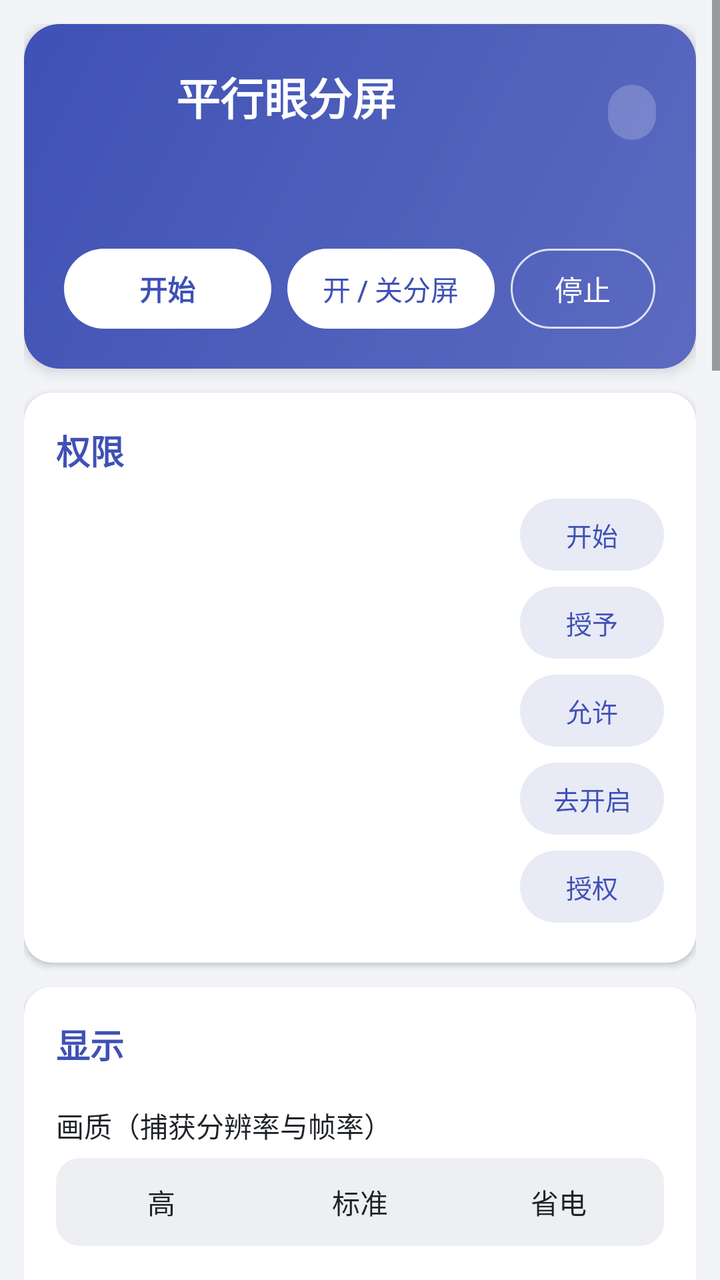
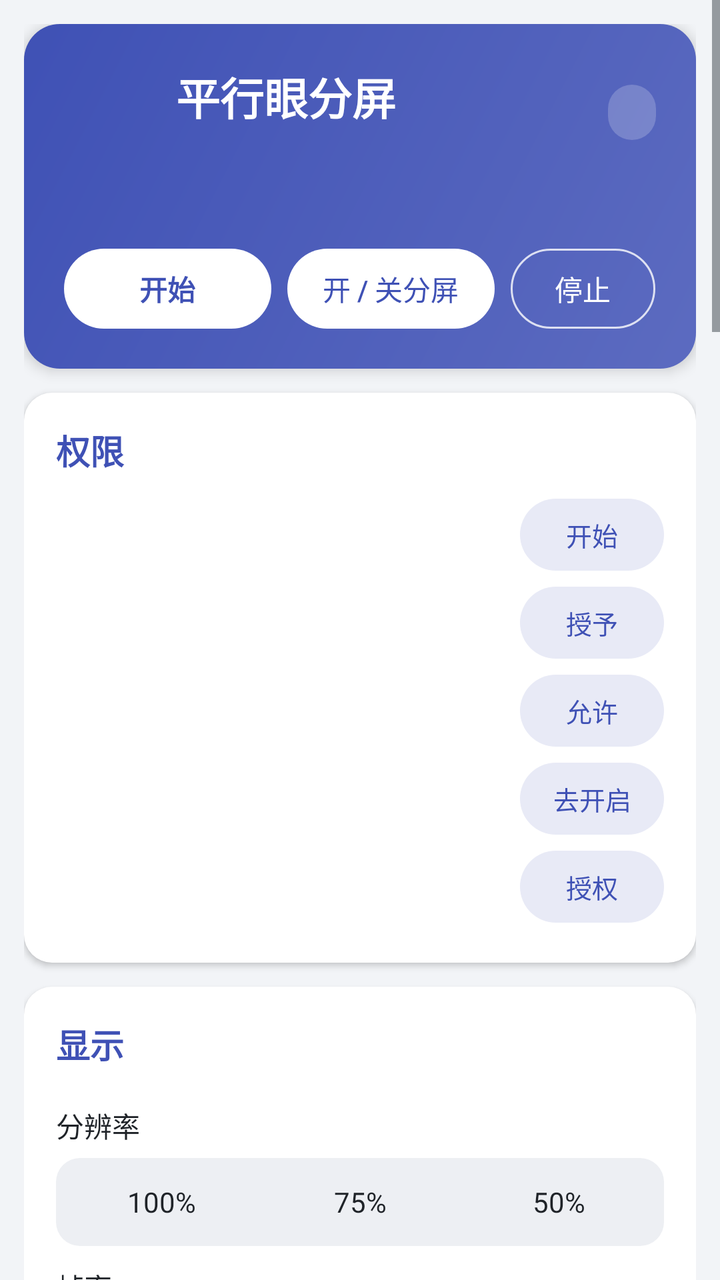

An Android layout rendered at two revisions. The XML below is the earlier revision; the diff shows what the commit changed to produce the second picture.
<!-- AndroidManifest.xml: application theme AppTheme -->
<!-- res/layout/activity_main.xml -->
<?xml version="1.0" encoding="utf-8"?>
<ScrollView xmlns:android="http://schemas.android.com/apk/res/android" android:layout_width="match_parent" android:layout_height="match_parent" android:background="@color/bg" android:fitsSystemWindows="true">
<LinearLayout android:layout_width="match_parent" android:layout_height="wrap_content" android:orientation="vertical" android:padding="12dp">
<LinearLayout android:layout_width="match_parent" android:layout_height="wrap_content" android:orientation="vertical" android:background="@drawable/header_bg" android:padding="20dp" android:layout_marginBottom="12dp" android:elevation="4dp">
<LinearLayout android:layout_width="match_parent" android:layout_height="wrap_content" android:orientation="horizontal" android:gravity="center_vertical">
<ImageView android:layout_width="44dp" android:layout_height="44dp" android:src="@mipmap/ic_launcher" android:layout_marginRight="12dp" />
<LinearLayout android:layout_width="0dp" android:layout_weight="1" android:layout_height="wrap_content" android:orientation="vertical">
<TextView android:layout_width="wrap_content" android:layout_height="wrap_content" android:text="@string/app_name" android:textSize="22sp" android:textStyle="bold" android:textColor="#FFFFFFFF" />
<TextView android:id="@+id/version" android:layout_width="wrap_content" android:layout_height="wrap_content" android:textSize="12sp" android:textColor="#CCFFFFFF" />
</LinearLayout>
<TextView android:id="@+id/status" android:layout_width="wrap_content" android:layout_height="wrap_content" android:background="@drawable/chip_bg" android:paddingLeft="12dp" android:paddingRight="12dp" android:paddingTop="5dp" android:paddingBottom="5dp" android:textSize="13sp" android:textColor="#FFFFFFFF" />
</LinearLayout>
<TextView android:id="@+id/statusDetail" android:layout_width="match_parent" android:layout_height="wrap_content" android:textSize="13sp" android:textColor="#E6FFFFFF" android:paddingTop="12dp" />
<LinearLayout android:layout_width="match_parent" android:layout_height="wrap_content" android:orientation="horizontal" android:paddingTop="14dp">
<Button android:id="@+id/btnStart" android:layout_width="0dp" android:layout_weight="1" android:layout_height="40dp" android:background="@drawable/btn_white" android:textColor="@color/accent" android:textStyle="bold" android:stateListAnimator="@null" android:text="开始" />
<Button android:id="@+id/btnToggle" android:layout_width="0dp" android:layout_weight="1" android:layout_height="40dp" android:layout_marginLeft="8dp" android:background="@drawable/btn_white" android:textColor="@color/accent" android:stateListAnimator="@null" android:text="开 / 关分屏" />
<Button android:id="@+id/btnStop" android:layout_width="0dp" android:layout_weight="0.7" android:layout_height="40dp" android:layout_marginLeft="8dp" android:background="@drawable/btn_ghost" android:textColor="#FFFFFFFF" android:stateListAnimator="@null" android:text="停止" />
</LinearLayout>
</LinearLayout>
<LinearLayout style="@style/Card">
<TextView style="@style/CardTitle" android:text="权限" />
<LinearLayout android:layout_width="match_parent" android:layout_height="wrap_content" android:orientation="horizontal" android:gravity="center_vertical" android:minHeight="44dp">
<TextView android:id="@+id/stCapture" style="@style/PermStatus" />
<Button android:id="@+id/btnStart2" style="@style/TonalBtn" android:text="开始" />
</LinearLayout>
<LinearLayout android:layout_width="match_parent" android:layout_height="wrap_content" android:orientation="horizontal" android:gravity="center_vertical" android:minHeight="44dp">
<TextView android:id="@+id/stOverlay" style="@style/PermStatus" />
<Button android:id="@+id/btnOverlayPerm" style="@style/TonalBtn" android:text="授予" />
</LinearLayout>
<LinearLayout android:layout_width="match_parent" android:layout_height="wrap_content" android:orientation="horizontal" android:gravity="center_vertical" android:minHeight="44dp">
<TextView android:id="@+id/stNotif" style="@style/PermStatus" />
<Button android:id="@+id/btnNotifPerm" style="@style/TonalBtn" android:text="允许" />
</LinearLayout>
<LinearLayout android:layout_width="match_parent" android:layout_height="wrap_content" android:orientation="horizontal" android:gravity="center_vertical" android:minHeight="44dp">
<TextView android:id="@+id/a11yStatus" style="@style/PermStatus" />
<Button android:id="@+id/btnA11y" style="@style/TonalBtn" android:text="去开启" />
</LinearLayout>
<LinearLayout android:layout_width="match_parent" android:layout_height="wrap_content" android:orientation="horizontal" android:gravity="center_vertical" android:minHeight="44dp">
<TextView android:id="@+id/stShizuku" style="@style/PermStatus" />
<Button android:id="@+id/btnShizuku" style="@style/TonalBtn" android:text="授权" />
</LinearLayout>
</LinearLayout>
<LinearLayout style="@style/Card">
<TextView style="@style/CardTitle" android:text="显示" />
<TextView style="@style/Label" android:text="画质（捕获分辨率与帧率）" />
<RadioGroup android:id="@+id/qualityGroup" style="@style/SegGroup">
<RadioButton android:id="@+id/qHigh" style="@style/Seg" android:text="高" />
<RadioButton android:id="@+id/qStd" style="@style/Seg" android:text="标准" />
<RadioButton android:id="@+id/qSaver" style="@style/Seg" android:text="省电" />
</RadioGroup>
<TextView style="@style/Hint" android:id="@+id/qualityHint" />
<View style="@style/Divider" />
<TextView style="@style/Label" android:text="@string/fit_title" />
<RadioGroup android:id="@+id/fitGroup" style="@style/SegGroup">
<RadioButton android:id="@+id/fitFill" style="@style/Seg" android:text="填满" />
<RadioButton android:id="@+id/fitContain" style="@style/Seg" android:text="完整显示" />
</RadioGroup>
<TextView style="@style/Hint" android:id="@+id/fitHint" />
<View style="@style/Divider" />
<Switch android:id="@+id/chkDots" style="@style/PillSwitch" android:text="显示对焦红圈" />
<Switch android:id="@+id/swFps" style="@style/PillSwitch" android:text="显示帧率（调试用）" />
<View style="@style/Divider" />
<TextView android:id="@+id/lblSize" style="@style/Label" />
<SeekBar android:id="@+id/seekSize" android:layout_width="match_parent" android:layout_height="wrap_content" android:paddingTop="6dp" android:paddingBottom="6dp" />
<TextView android:id="@+id/lblOffset" style="@style/Label" />
<SeekBar android:id="@+id/seekOffset" android:layout_width="match_parent" android:layout_height="wrap_content" android:paddingTop="6dp" android:paddingBottom="6dp" />
</LinearLayout>
<LinearLayout style="@style/Card">
<TextView style="@style/CardTitle" android:text="分屏" />
<TextView android:id="@+id/lblSep" style="@style/Label" />
<SeekBar android:id="@+id/seekSep" android:layout_width="match_parent" android:layout_height="wrap_content" android:paddingTop="6dp" android:paddingBottom="6dp" />
<View style="@style/Divider" />
<TextView style="@style/Label" android:text="@string/orient_title" />
<RadioGroup android:id="@+id/orientGroup" style="@style/SegGroup">
<RadioButton android:id="@+id/orientForce" style="@style/Seg" android:text="强制横屏" />
<RadioButton android:id="@+id/orientFollow" style="@style/Seg" android:text="跟随系统" />
</RadioGroup>
<TextView style="@style/Hint" android:id="@+id/orientHint" />
<TextView style="@style/Label" android:text="横屏方向" />
<RadioGroup android:id="@+id/dirGroup" style="@style/SegGroup">
<RadioButton android:id="@+id/dirAuto" style="@style/Seg" android:text="@string/dir_auto" />
<RadioButton android:id="@+id/dirLeft" style="@style/Seg" android:text="@string/dir_left" />
<RadioButton android:id="@+id/dirRight" style="@style/Seg" android:text="@string/dir_right" />
</RadioGroup>
<TextView style="@style/Hint" android:text="@string/dir_help" />
</LinearLayout>
<LinearLayout style="@style/Card">
<TextView style="@style/CardTitle" android:text="交互操控" />
<Switch android:id="@+id/swGestures" style="@style/PillSwitch" android:text="快捷手势" />
<TextView style="@style/Hint" android:id="@+id/gestureHelp" />
<View style="@style/Divider" />
<TextView style="@style/Label" android:text="可操控半屏 · 操控方式" />
<RadioGroup android:id="@+id/methodGroup" style="@style/SegGroup">
<RadioButton android:id="@+id/methodOff" style="@style/Seg" android:text="关闭" />
<RadioButton android:id="@+id/methodA11y" style="@style/Seg" android:text="无障碍回放" />
<RadioButton android:id="@+id/methodShizuku" style="@style/Seg" android:text="Shizuku 实时" />
</RadioGroup>
<TextView android:id="@+id/methodStatus" android:layout_width="match_parent" android:layout_height="wrap_content" android:textSize="14sp" android:paddingTop="8dp" />
<TextView style="@style/Hint" android:id="@+id/methodHelp" />
<TextView style="@style/Label" android:text="可操控的一侧" />
<RadioGroup android:id="@+id/controlGroup" style="@style/SegGroup">
<RadioButton android:id="@+id/controlLeft" style="@style/Seg" android:text="左半屏" />
<RadioButton android:id="@+id/controlRight" style="@style/Seg" android:text="右半屏" />
</RadioGroup>
<TextView style="@style/Hint" android:id="@+id/comboHint" />
<LinearLayout android:layout_width="match_parent" android:layout_height="wrap_content" android:orientation="horizontal" android:paddingTop="8dp">
<Button android:id="@+id/btnShizukuApp" style="@style/TonalBtn" android:layout_width="0dp" android:layout_weight="1" android:layout_marginLeft="0dp" android:layout_marginRight="6dp" android:text="Shizuku 下载/打开" />
<Button android:id="@+id/btnAppInfo" style="@style/TonalBtn" android:layout_width="0dp" android:layout_weight="1" android:layout_marginLeft="0dp" android:layout_marginRight="6dp" android:text="@string/btn_app_info" />
</LinearLayout>
<TextView style="@style/Hint" android:id="@+id/controlHelp" />
</LinearLayout>
<LinearLayout style="@style/Card">
<TextView style="@style/CardTitle" android:text="刷新" />
<TextView style="@style/Label" android:text="刷新方式（防止“画中画”无限套娃）" />
<RadioGroup android:id="@+id/modeGroup" style="@style/SegGroup">
<RadioButton android:id="@+id/modeLive" style="@style/Seg" android:text="实时" />
<RadioButton android:id="@+id/modeInterval" style="@style/Seg" android:text="间歇刷新" />
</RadioGroup>
<TextView style="@style/Hint" android:id="@+id/modeHint" />
<TextView android:id="@+id/lblInterval" style="@style/Label" />
<SeekBar android:id="@+id/seekInterval" android:layout_width="match_parent" android:layout_height="wrap_content" android:paddingTop="6dp" android:paddingBottom="6dp" />
</LinearLayout>
<LinearLayout style="@style/Card">
<TextView style="@style/CardTitle" android:text="关于" />
<Button android:id="@+id/btnReset" style="@style/TonalBtn" android:layout_marginLeft="0dp" android:text="恢复默认参数" />
<TextView style="@style/Hint" android:id="@+id/help" />
</LinearLayout>
</LinearLayout>
</ScrollView>
<!-- resources referenced by this layout -->
<resources>
  <color name="accent">#FF3F51B5</color>
  <color name="bg">#FFF2F4F7</color>
  <!-- drawable chip_bg (drawable) -->
  <?xml version="1.0" encoding="utf-8"?>
  <shape xmlns:android="http://schemas.android.com/apk/res/android" android:shape="rectangle">
      <solid android:color="#33FFFFFF"/><corners android:radius="14dp"/>
  </shape>
  <!-- drawable header_bg (drawable) -->
  <?xml version="1.0" encoding="utf-8"?>
  <shape xmlns:android="http://schemas.android.com/apk/res/android" android:shape="rectangle">
      <gradient android:startColor="#FF3F51B5" android:endColor="#FF5C6BC0" android:angle="315"/>
      <corners android:radius="18dp"/>
  </shape>
  <!-- mipmap ic_launcher (mipmap-anydpi-v26) -->
  <?xml version="1.0" encoding="utf-8"?>
  <adaptive-icon xmlns:android="http://schemas.android.com/apk/res/android">
      <background android:drawable="@color/ic_bg" />
      <foreground android:drawable="@drawable/ic_fg" />
  </adaptive-icon>
  <string name="app_name">平行眼分屏</string>
  <string name="btn_app_info">应用信息</string>
  <string name="dir_auto">自动</string>
  <string name="dir_help">向左：手机逆时针转，顶部朝左；向右：手机顺时针转，顶部朝右。自动：根据重力感应判断。</string>
  <string name="dir_left">向左</string>
  <string name="dir_right">向右</string>
  <string name="fit_title">画面适配</string>
  <string name="orient_title">分屏方向</string>
  <style name="CardTitle">
          <item name="android:layout_width">match_parent</item>
          <item name="android:layout_height">wrap_content</item>
          <item name="android:textSize">17sp</item>
          <item name="android:textStyle">bold</item>
          <item name="android:textColor">@color/accent</item>
          <item name="android:paddingBottom">8dp</item>
      </style>
  <style name="Divider">
          <item name="android:layout_width">match_parent</item>
          <item name="android:layout_height">1dp</item>
          <item name="android:background">@color/divider</item>
          <item name="android:layout_marginTop">10dp</item>
          <item name="android:layout_marginBottom">2dp</item>
      </style>
  <style name="Hint">
          <item name="android:layout_width">match_parent</item>
          <item name="android:layout_height">wrap_content</item>
          <item name="android:textSize">12sp</item>
          <item name="android:textColor">@color/text2</item>
          <item name="android:lineSpacingExtra">2dp</item>
          <item name="android:paddingTop">2dp</item>
      </style>
  <style name="Label">
          <item name="android:layout_width">match_parent</item>
          <item name="android:layout_height">wrap_content</item>
          <item name="android:textSize">14sp</item>
          <item name="android:textColor">@color/text</item>
          <item name="android:paddingTop">10dp</item>
      </style>
  <style name="PermStatus">
          <item name="android:layout_width">0dp</item>
          <item name="android:layout_weight">1</item>
          <item name="android:layout_height">wrap_content</item>
          <item name="android:textSize">14sp</item>
          <item name="android:layout_gravity">center_vertical</item>
      </style>
  <color name="ic_bg">#FF101418</color>
  <!-- drawable card_bg (drawable) -->
  <?xml version="1.0" encoding="utf-8"?>
  <shape xmlns:android="http://schemas.android.com/apk/res/android" android:shape="rectangle">
      <solid android:color="@color/card" />
      <corners android:radius="14dp" />
  </shape>
  <color name="divider">#FFE3E6EA</color>
  <color name="text2">#FF5F6670</color>
  <color name="text">#FF1F2328</color>
  <!-- drawable seg_group_bg (drawable) -->
  <?xml version="1.0" encoding="utf-8"?>
  <shape xmlns:android="http://schemas.android.com/apk/res/android" android:shape="rectangle">
      <solid android:color="#FFEDEFF3"/><corners android:radius="12dp"/>
  </shape>
  <color name="card">#FFFFFFFF</color>
  <!-- unchanged entries left out for length: 13 -->
</resources>

<!-- the commit's change to res/layout/activity_main.xml (unified diff, before → after) -->
@@ -42,13 +42,21 @@
 </LinearLayout>
 <LinearLayout style="@style/Card">
 <TextView style="@style/CardTitle" android:text="显示" />
-<TextView style="@style/Label" android:text="画质（捕获分辨率与帧率）" />
-<RadioGroup android:id="@+id/qualityGroup" style="@style/SegGroup">
-<RadioButton android:id="@+id/qHigh" style="@style/Seg" android:text="高" />
-<RadioButton android:id="@+id/qStd" style="@style/Seg" android:text="标准" />
-<RadioButton android:id="@+id/qSaver" style="@style/Seg" android:text="省电" />
+<TextView style="@style/Label" android:text="分辨率" />
+<RadioGroup android:id="@+id/resGroup" style="@style/SegGroup">
+<RadioButton android:id="@+id/res100" style="@style/Seg" android:text="100%" />
+<RadioButton android:id="@+id/res75" style="@style/Seg" android:text="75%" />
+<RadioButton android:id="@+id/res50" style="@style/Seg" android:text="50%" />
 </RadioGroup>
-<TextView style="@style/Hint" android:id="@+id/qualityHint" />
+<TextView style="@style/Label" android:text="帧率" />
+<RadioGroup android:id="@+id/fpsGroup" style="@style/SegGroup">
+<RadioButton android:id="@+id/fpsFollow" style="@style/Seg" android:text="跟随屏幕" />
+<RadioButton android:id="@+id/fps60" style="@style/Seg" android:text="60" />
+<RadioButton android:id="@+id/fps30" style="@style/Seg" android:text="30" />
+</RadioGroup>
+<TextView android:id="@+id/qualityHint" style="@style/Hint" />
+<Switch android:id="@+id/swGpu" style="@style/PillSwitch" android:text="GPU 直接绘制" />
+<TextView android:id="@+id/gpuHint" style="@style/Hint" />
 <View style="@style/Divider" />
 <TextView style="@style/Label" android:text="@string/fit_title" />
 <RadioGroup android:id="@+id/fitGroup" style="@style/SegGroup">
@@ -111,6 +119,13 @@
 </LinearLayout>
 <LinearLayout style="@style/Card">
 <TextView style="@style/CardTitle" android:text="刷新" />
+<TextView style="@style/Label" android:text="捕获范围" />
+<RadioGroup android:id="@+id/scopeGroup" style="@style/SegGroup">
+<RadioButton android:id="@+id/scopeDisplay" style="@style/Seg" android:text="强制整个屏幕" />
+<RadioButton android:id="@+id/scopeApp" style="@style/Seg" android:text="弹窗中选择" />
+</RadioGroup>
+<TextView android:id="@+id/scopeHint" style="@style/Hint" />
+<View style="@style/Divider" />
 <TextView style="@style/Label" android:text="刷新方式（防止“画中画”无限套娃）" />
 <RadioGroup android:id="@+id/modeGroup" style="@style/SegGroup">
 <RadioButton android:id="@+id/modeLive" style="@style/Seg" android:text="实时" />
